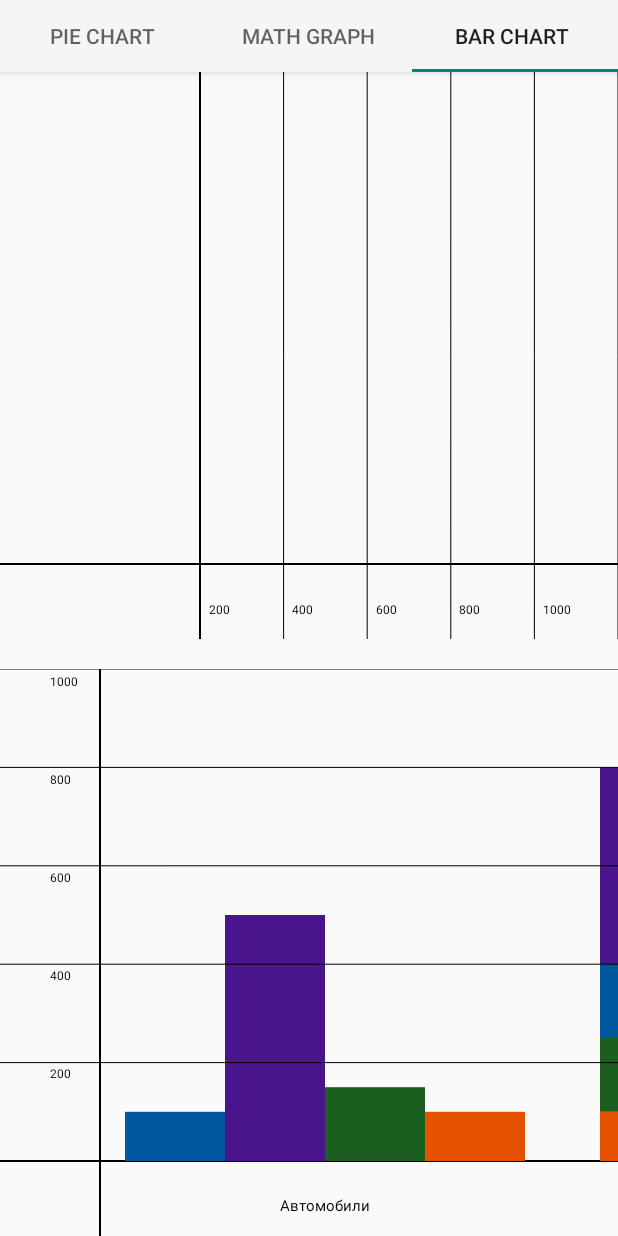
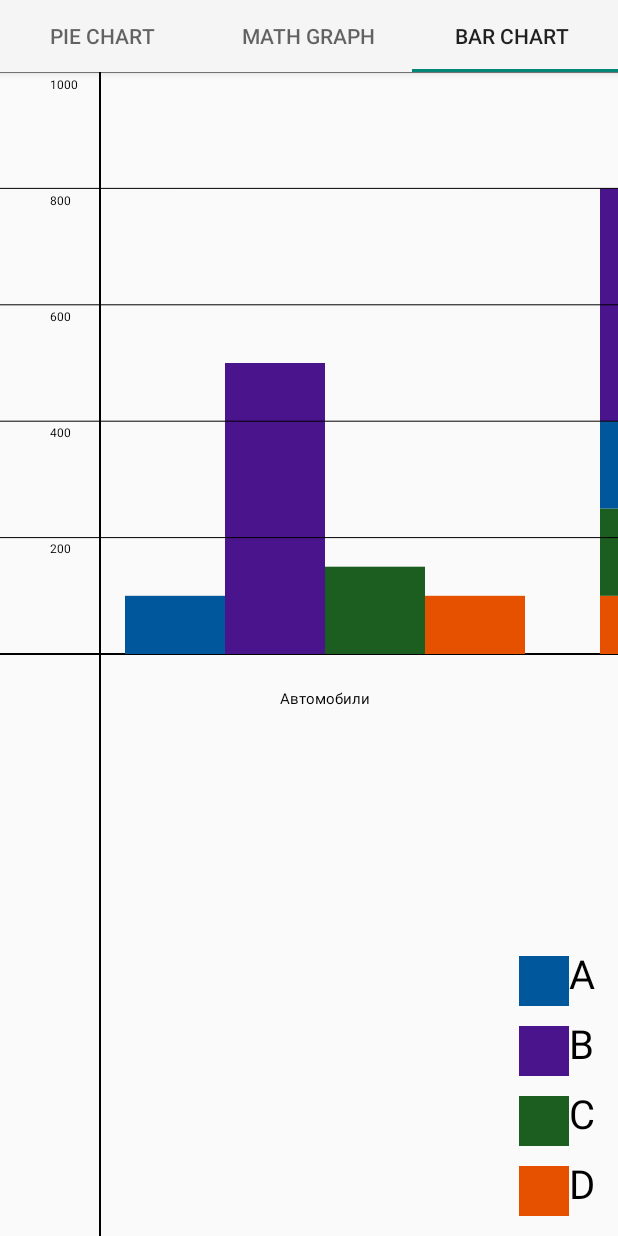
Before and after one commit to Mister-Casper/graphsX_Library, an Android app: the screen it shows after launch (MainActivity), tab 3 chosen, on a phone screen of 412 x 824 dp. Run offline under Robolectric (Android 15) with nearby library versions, the phone set to English and light mode, and no system bars; our stand-ins replace ButterKnife.

Commit message:
change example

```diff
--- a/example/src/main/res/layout/fragment_bar_chart_example.xml
+++ b/example/src/main/res/layout/fragment_bar_chart_example.xml
@@ -1,5 +1,5 @@
 <?xml version="1.0" encoding="utf-8"?>
-<LinearLayout xmlns:android="http://schemas.android.com/apk/res/android"
+<androidx.constraintlayout.widget.ConstraintLayout xmlns:android="http://schemas.android.com/apk/res/android"
     xmlns:app="http://schemas.android.com/apk/res-auto"
     xmlns:tools="http://schemas.android.com/tools"
     android:layout_width="match_parent"
@@ -7,37 +7,27 @@
     android:orientation="vertical"
     tools:context=".BarChartExample">
 
-    <com.sgc.graphslibrary.diagram.HorizontalBarChart
-        android:id="@+id/barChart1"
-        android:layout_width="match_parent"
-        android:layout_height="0dp"
-        android:layout_weight="1"
-        app:abscissaAxisShiftUp="75"
-        app:columnDescriptionTextSize="10dp"
-        app:columnThickness="50"
-        app:countShowDescription="5"
-        app:divisionLineLengthTheAxis="10"
-        app:indentColumnDescription="100"
-        app:maxColumnValue="1000"
-        app:ordinateAxisShiftRight="200"
-        app:stepDivisionsAbscissaAxis="175"
-        app:stepDivisionsOrdinateAxis="100"
-        app:valueTextSize="8dp" />
-
     <com.sgc.graphslibrary.diagram.VerticalBarChart
         android:id="@+id/barChart"
         android:layout_width="match_parent"
-        android:layout_height="0dp"
-        android:layout_marginTop="20dp"
-        android:layout_weight="1"
-        app:abscissaAxisShiftUp="75"
+        android:layout_height="match_parent"
         app:columnDescriptionTextSize="10dp"
         app:columnThickness="100"
         app:countShowDescription="5"
-        app:divisionLineLengthTheAxis="10"
-        app:maxColumnValue="1000"
+        app:isAbscissaInCenter="true"
+        app:layout_constraintStart_toStartOf="parent"
+        app:layout_constraintTop_toTopOf="parent"
         app:ordinateAxisShiftRight="100"
         app:stepDivisionsAbscissaAxis="175"
         app:stepDivisionsOrdinateAxis="90"
         app:valueTextSize="8dp" />
-</LinearLayout>
+
+    <com.sgc.graphslibrary.legend.LegendView
+        android:id="@+id/legend"
+        android:layout_width="wrap_content"
+        android:layout_height="wrap_content"
+        android:layout_marginRight="15dp"
+        app:layout_constraintBottom_toBottomOf="parent"
+        app:layout_constraintEnd_toEndOf="parent" />
+
+</androidx.constraintlayout.widget.ConstraintLayout>
```
